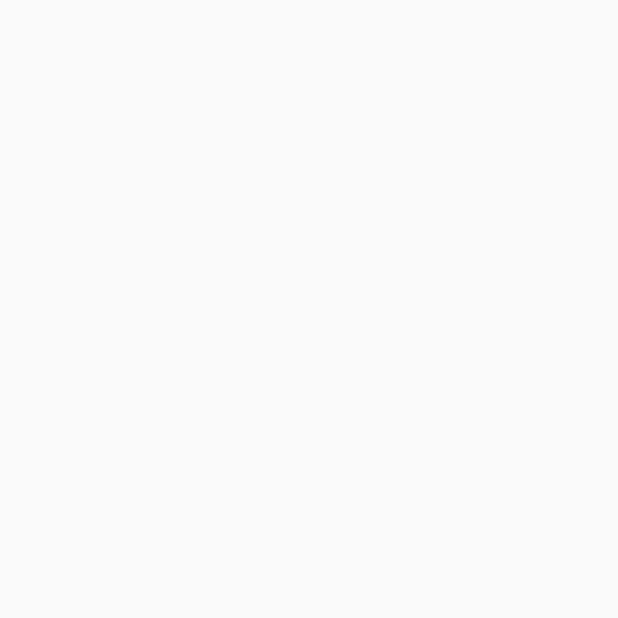
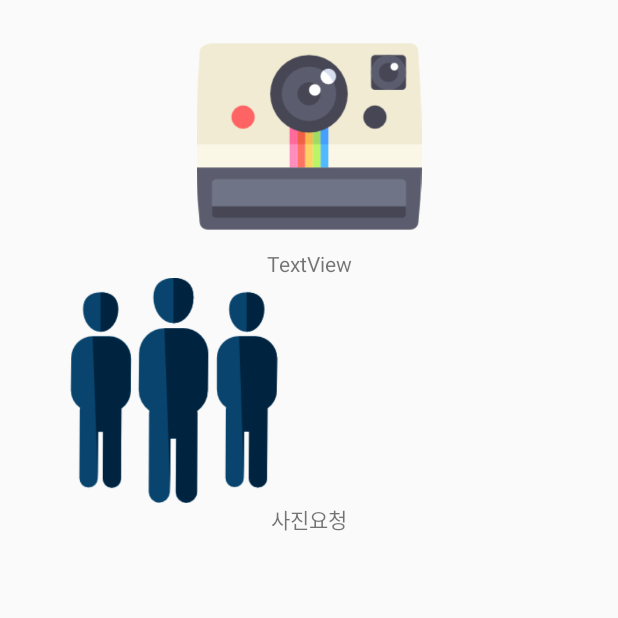
Before and after one commit to Curookie/startupwe-piccle, an Android app: the StartActivity screen opened directly, with no data from a screen before it, on a phone screen of 412 x 824 dp, the top half of it. Before the commit the part shown is empty. Run offline under Robolectric (Android 15) with nearby library versions, the phone set to English and light mode, and no system bars.

Commit message:
Start 액티비티 수정

```diff
--- a/app/src/main/res/layout/activity_start.xml
+++ b/app/src/main/res/layout/activity_start.xml
@@ -1,5 +1,6 @@
 <?xml version="1.0" encoding="utf-8"?>
-<RelativeLayout xmlns:android="http://schemas.android.com/apk/res/android"
+<LinearLayout xmlns:android="http://schemas.android.com/apk/res/android"
+    xmlns:app="http://schemas.android.com/apk/res-auto"
     xmlns:tools="http://schemas.android.com/tools"
     android:id="@+id/activity_start"
     android:layout_width="match_parent"
@@ -8,6 +9,60 @@
     android:paddingLeft="@dimen/activity_horizontal_margin"
     android:paddingRight="@dimen/activity_horizontal_margin"
     android:paddingTop="@dimen/activity_vertical_margin"
+    android:orientation="vertical"
     tools:context="piccle.startupwe.piccle.StartActivity">
 
-</RelativeLayout>
+    <FrameLayout
+        android:layout_width="match_parent"
+        android:layout_height="wrap_content">
+
+        <LinearLayout
+            android:orientation="vertical"
+            android:layout_width="match_parent"
+            android:layout_height="wrap_content">
+
+            <ImageView
+                android:layout_width="200dp"
+                app:srcCompat="@drawable/polaroid"
+                android:id="@+id/imageView1"
+                android:layout_height="150dp"
+                android:layout_gravity="center"/>
+
+            <TextView
+                android:text="TextView"
+                android:layout_width="match_parent"
+                android:layout_height="wrap_content"
+                android:id="@+id/textView"
+                android:gravity="center" />
+        </LinearLayout>
+
+    </FrameLayout>
+
+    <FrameLayout
+        android:layout_width="match_parent"
+        android:layout_height="wrap_content">
+
+        <LinearLayout
+            android:orientation="vertical"
+            android:layout_width="match_parent"
+            android:layout_height="wrap_content">
+
+            <ImageView
+                android:layout_width="200dp"
+                android:layout_height="150dp"
+                app:srcCompat="@drawable/group"
+                android:id="@+id/imageView2"
+                />
+
+            <TextView
+                android:text="사진요청"
+                android:layout_width="match_parent"
+                android:layout_height="wrap_content"
+                android:id="@+id/textView2"
+                android:textAlignment="center"
+                android:gravity="center" />
+        </LinearLayout>
+
+    </FrameLayout>
+
+</LinearLayout>
```
Also changed, not shown: app/src/main/res/drawable/group.png (added), app/src/main/res/drawable/polaroid.png (added).
